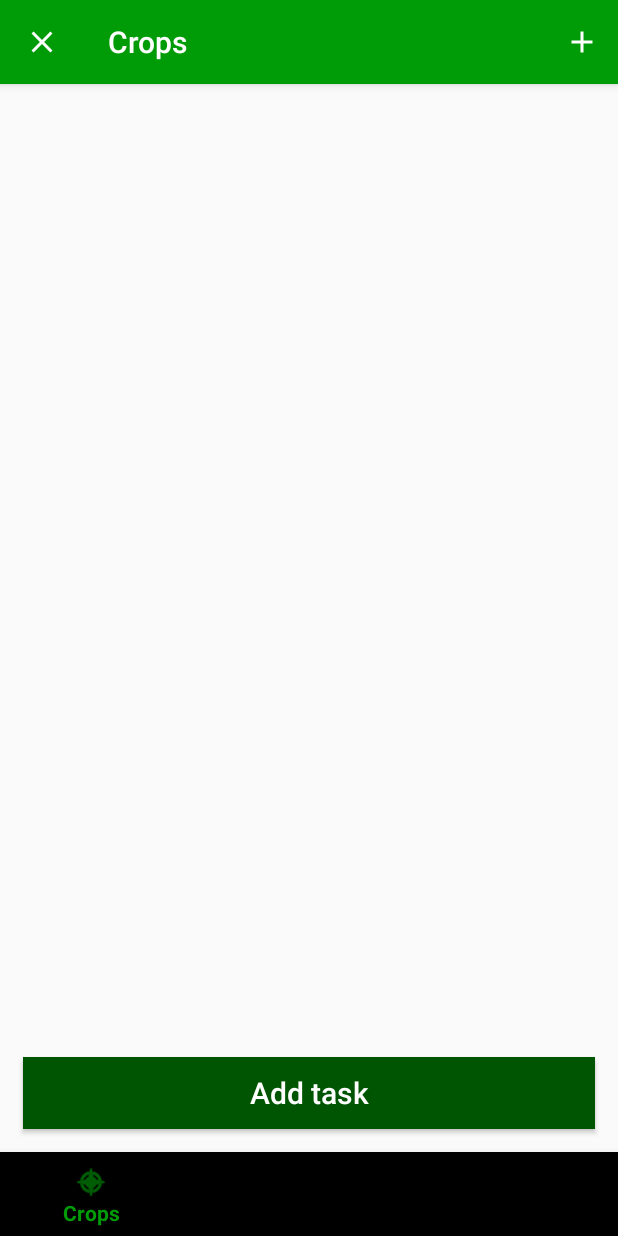
After one commit to MartinZX11/Plantorium, an Android app: the fragment AddTaskFragment placed in its activity, on a phone screen of 412 x 824 dp. The commit adds this screen. Run offline under Robolectric (Android 15) with nearby library versions, the phone set to English and light mode, and no system bars.

Commit message:
Added fragment to addTask

```diff
--- a/app/build.gradle
+++ b/app/build.gradle
@@ -29,6 +29,6 @@ dependencies {
     testImplementation 'junit:junit:4.12'
     androidTestImplementation 'com.android.support.test:runner:1.0.2'
     androidTestImplementation 'com.android.support.test.espresso:espresso-core:3.0.2'
-    compile 'com.google.android.gms:play-services-maps:16.1.0'
+    implementation 'com.google.android.gms:play-services-maps:16.1.0'
 
 }
--- /dev/null
+++ b/app/src/main/java/com/computalimpo/plantorium/fragments/AddTaskFragment.java
@@ -0,0 +1,41 @@
+package com.computalimpo.plantorium.fragments;
+
+import android.os.Bundle;
+import android.support.v4.app.Fragment;
+import android.support.v7.app.AppCompatActivity;
+import android.view.LayoutInflater;
+import android.view.Menu;
+import android.view.MenuInflater;
+import android.view.MenuItem;
+import android.view.View;
+import android.view.ViewGroup;
+
+import com.computalimpo.plantorium.R;
+
+public class AddTaskFragment extends Fragment {
+
+    public AddTaskFragment() {}
+
+    @Override
+    public View onCreateView(LayoutInflater inflater, ViewGroup container, Bundle savedInstanceState) {
+        final View addTaskView = inflater.inflate(R.layout.fragment_add_task, null);
+        setHasOptionsMenu(true);
+        ((AppCompatActivity)getActivity()).getSupportActionBar().setDisplayHomeAsUpEnabled(true);
+        ((AppCompatActivity)getActivity()).getSupportActionBar().setHomeAsUpIndicator(R.drawable.ic_close_black_24dp);
+        return addTaskView;
+    }
+
+    @Override
+    public void onCreateOptionsMenu(Menu menu, MenuInflater inflater) {
+        super.onCreateOptionsMenu(menu, inflater);
+        inflater.inflate(R.menu.task_fragment_menu, menu);
+    }
+
+    @Override
+    public boolean onOptionsItemSelected(final MenuItem item) {
+        switch (item.getItemId()) {
+
+        }
+        return super.onOptionsItemSelected(item);
+    }
+}
--- a/app/src/main/java/com/computalimpo/plantorium/fragments/TaskFragment.java
+++ b/app/src/main/java/com/computalimpo/plantorium/fragments/TaskFragment.java
@@ -3,6 +3,8 @@ package com.computalimpo.plantorium.fragments;
 import android.os.Bundle;
 import android.support.design.widget.FloatingActionButton;
 import android.support.v4.app.Fragment;
+import android.support.v7.app.AppCompatActivity;
+import android.util.Log;
 import android.view.LayoutInflater;
 import android.view.View;
 import android.view.ViewGroup;
@@ -30,11 +32,17 @@ public class TaskFragment extends Fragment {
         ListView taskList = cropView.findViewById(R.id.taskList);
         taskList.setAdapter(taskAdapter);
         taskAdapter.addAll(getMockTask());
-        FloatingActionButton addTask = cropView.findViewById(R.id.addTask);
+        FloatingActionButton addTask = cropView.findViewById(R.id.addTaskFloatingButton);
         addTask.setOnClickListener(new View.OnClickListener() {
             @Override
             public void onClick(View v) {
-                Toast.makeText(cropView.getContext(), R.string.task, Toast.LENGTH_SHORT).show();
+                String tag = "add_task";
+                Fragment fragment = getFragmentManager().findFragmentByTag(tag);
+                if(fragment== null) {
+                    fragment = new AddTaskFragment();
+                }((AppCompatActivity)getActivity()).getSupportActionBar().setTitle(R.string.add_task);
+                getFragmentManager().beginTransaction().replace(R.id.frameLayout, fragment, tag).commit();
+
             }
         });
         return cropView;
--- /dev/null
+++ b/app/src/main/res/drawable/ic_add_white_24dp.xml
@@ -0,0 +1,5 @@
+<vector android:height="24dp" android:tint="#FFFFFF"
+    android:viewportHeight="24.0" android:viewportWidth="24.0"
+    android:width="24dp" xmlns:android="http://schemas.android.com/apk/res/android">
+    <path android:fillColor="#FF000000" android:pathData="M19,13h-6v6h-2v-6H5v-2h6V5h2v6h6v2z"/>
+</vector>
--- /dev/null
+++ b/app/src/main/res/drawable/ic_close_black_24dp.xml
@@ -0,0 +1,5 @@
+<vector android:height="24dp" android:tint="#FFFFFF"
+    android:viewportHeight="24.0" android:viewportWidth="24.0"
+    android:width="24dp" xmlns:android="http://schemas.android.com/apk/res/android">
+    <path android:fillColor="#FF000000" android:pathData="M19,6.41L17.59,5 12,10.59 6.41,5 5,6.41 10.59,12 5,17.59 6.41,19 12,13.41 17.59,19 19,17.59 13.41,12z"/>
+</vector>
--- /dev/null
+++ b/app/src/main/res/layout/fragment_add_task.xml
@@ -0,0 +1,26 @@
+<?xml version="1.0" encoding="utf-8"?>
+<android.support.constraint.ConstraintLayout
+    xmlns:android="http://schemas.android.com/apk/res/android"
+    xmlns:app="http://schemas.android.com/apk/res-auto"
+    xmlns:tools="http://schemas.android.com/tools"
+    android:layout_width="match_parent"
+    android:layout_height="match_parent">
+
+    <Button
+        android:id="@+id/addTaskButton"
+        android:layout_width="0dp"
+        android:layout_height="wrap_content"
+        android:layout_marginStart="15dp"
+        android:layout_marginLeft="15dp"
+        android:layout_marginEnd="15dp"
+        android:layout_marginRight="15dp"
+        android:layout_marginBottom="15dp"
+        android:text="@string/add_task"
+        android:textSize="20dp"
+        android:textAllCaps="false"
+        android:textColor="@color/white"
+        android:background="@color/colorPrimaryDark"
+        app:layout_constraintBottom_toBottomOf="parent"
+        app:layout_constraintEnd_toEndOf="parent"
+        app:layout_constraintStart_toStartOf="parent" />
+</android.support.constraint.ConstraintLayout>
--- a/app/src/main/res/layout/fragment_task.xml
+++ b/app/src/main/res/layout/fragment_task.xml
@@ -12,7 +12,7 @@
         android:layout_height="match_parent" />
 
     <android.support.design.widget.FloatingActionButton
-        android:id="@+id/addTask"
+        android:id="@+id/addTaskFloatingButton"
         android:layout_width="wrap_content"
         android:layout_height="wrap_content"
         android:layout_marginEnd="10dp"
--- /dev/null
+++ b/app/src/main/res/menu/task_fragment_menu.xml
@@ -0,0 +1,11 @@
+<?xml version="1.0" encoding="utf-8"?>
+<menu xmlns:android="http://schemas.android.com/apk/res/android"
+    xmlns:app="http://schemas.android.com/apk/res-auto">
+    <item
+        android:id="@+id/addTaskActionBarButton"
+        android:icon="@drawable/ic_add_white_24dp"
+        android:visible="true"
+        app:showAsAction="always"
+        android:title=""
+        />
+</menu>
--- a/app/src/main/res/values/colors.xml
+++ b/app/src/main/res/values/colors.xml
@@ -4,4 +4,5 @@
     <color name="colorPrimaryDark">#005502</color>
     <color name="colorAccent">#5F3F30</color>
     <color name="dark">#273320</color>
+    <color name="white">#FFFFFF</color>
 </resources>
--- a/app/src/main/res/values/strings.xml
+++ b/app/src/main/res/values/strings.xml
@@ -5,5 +5,6 @@
     <string name="map">Map</string>
     <string name="task">Task</string>
     <string name="qr">QR</string>
+    <string name="add_task">Add task</string>
 
 </resources>
```
